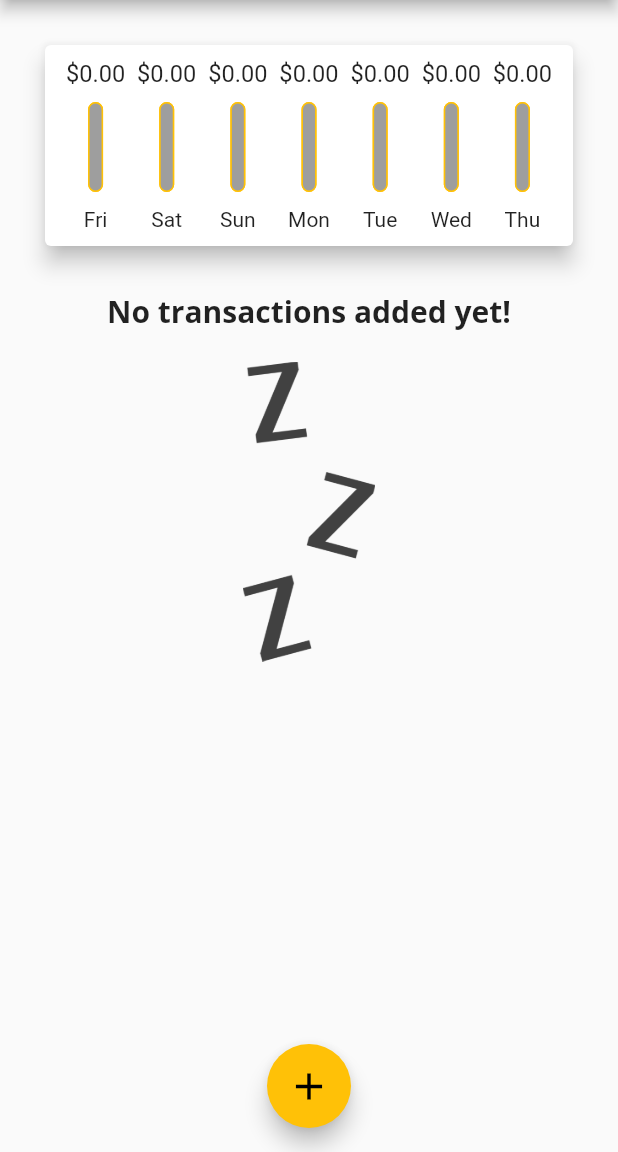
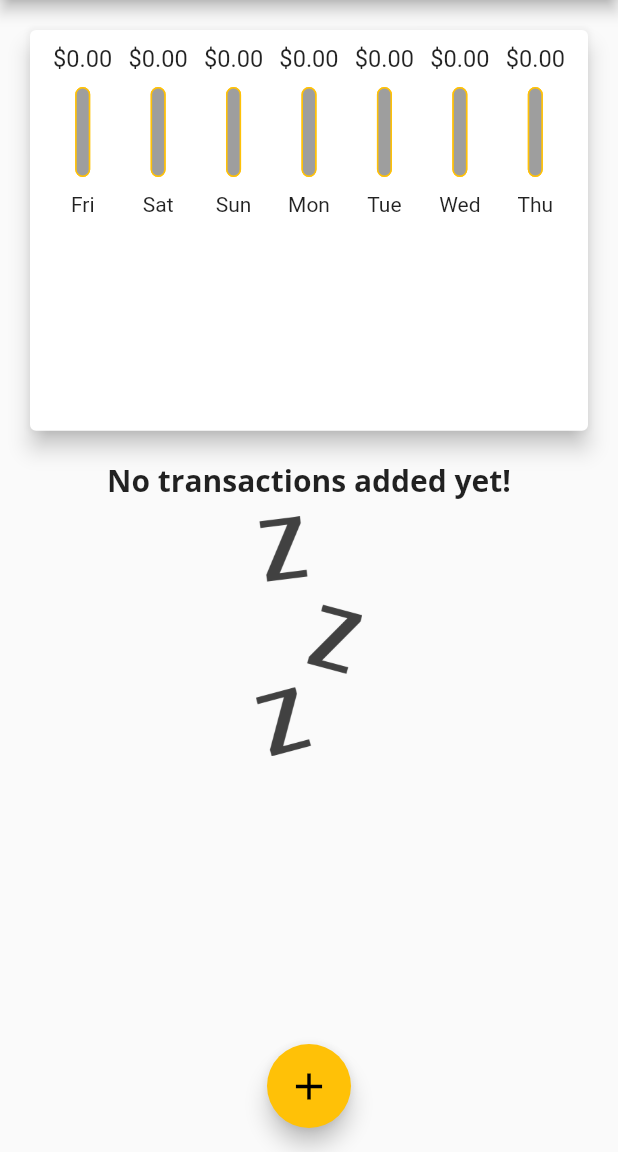
Before and after one commit to yahya-iyaseh/expense_planner, a Flutter app: the screen it shows after launch, on a phone screen of 412 x 824 dp, the part 84-1236 px from its top. Run offline on Flutter 3.47's test engine with Material 2 defaults, Android fonts, the phone set to English and light mode, and no system bars.

Commit message:
work in responsive

```diff
--- a/lib/main.dart
+++ b/lib/main.dart
@@ -113,8 +113,7 @@ class _MyHomePageState extends State<MyHomePage> {
 
   @override
   Widget build(BuildContext context) {
-    return Scaffold(
-      appBar: AppBar(
+    final appBar = AppBar(
       title: Text('Personal Expenses'),
       actions: [
         IconButton(
@@ -122,19 +121,29 @@ class _MyHomePageState extends State<MyHomePage> {
           icon: Icon(Icons.add),
         ),
       ],
-      ),
+    );
+    return Scaffold(
+      appBar: appBar,
       body: Container(
         child: SingleChildScrollView(
           child: Column(
-            // mainAxisAlignment: MainAxisAlignment.spaceBetween,
             crossAxisAlignment: CrossAxisAlignment.stretch,
             children: <Widget>[
               Container(
+                height: (MediaQuery.of(context).size.height -
+                        appBar.preferredSize.height -
+                        MediaQuery.of(context).padding.top) *
+                    .4,
                 width: double.infinity,
-                margin: EdgeInsets.all(10),
+                // margin: EdgeInsets.all(10),
                 child: Chart(_recentTransaction),
               ),
-              _userTransActions.isEmpty
+              Container(
+                height: (MediaQuery.of(context).size.height -
+                        appBar.preferredSize.height -
+                        MediaQuery.of(context).padding.top) *
+                    .6,
+                child: _userTransActions.isEmpty
                     ? Column(
                         children: [
                           Text(
@@ -142,10 +151,10 @@ class _MyHomePageState extends State<MyHomePage> {
                             style: Theme.of(context).textTheme.headline6,
                           ),
                           SizedBox(
-                          height: 20,
+                            height: 10,
                           ),
                           Container(
-                          height: 200,
+                            height: 160,
                             child: Image.asset(
                               'assets/images/waiting.png',
                               fit: BoxFit.cover,
@@ -154,6 +163,7 @@ class _MyHomePageState extends State<MyHomePage> {
                         ],
                       )
                     : TransactionList(_userTransActions, _deleteTransaction),
+              ),
             ],
           ),
         ),
```
Lines whose indentation alone changed are shown as unchanged.
